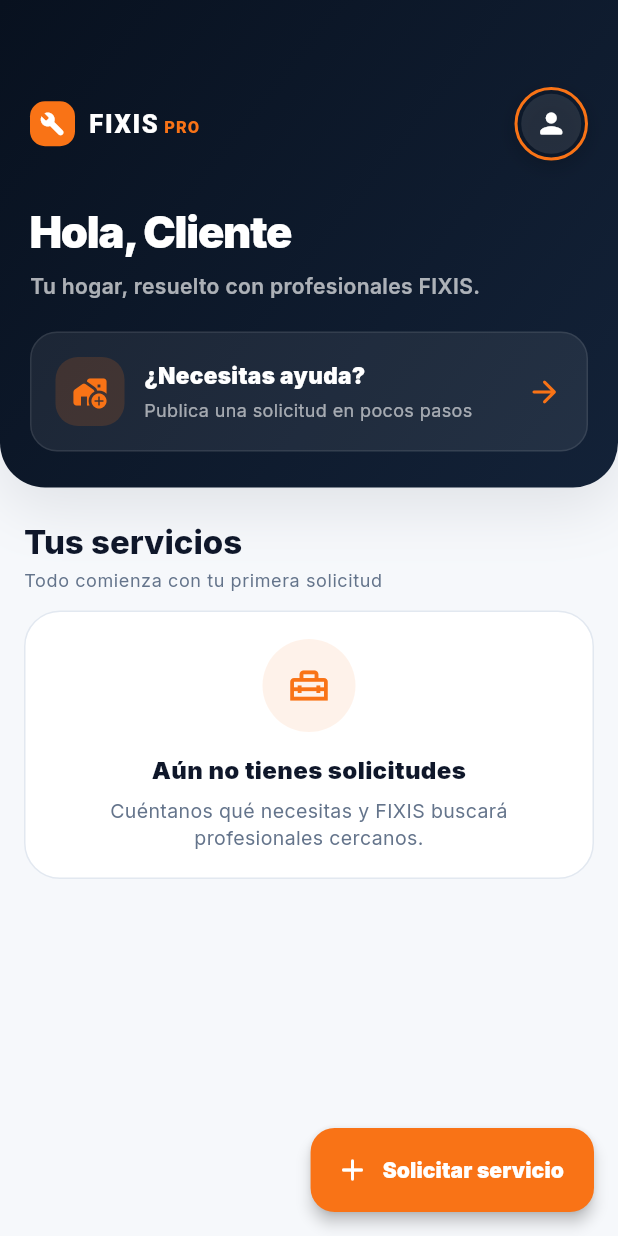
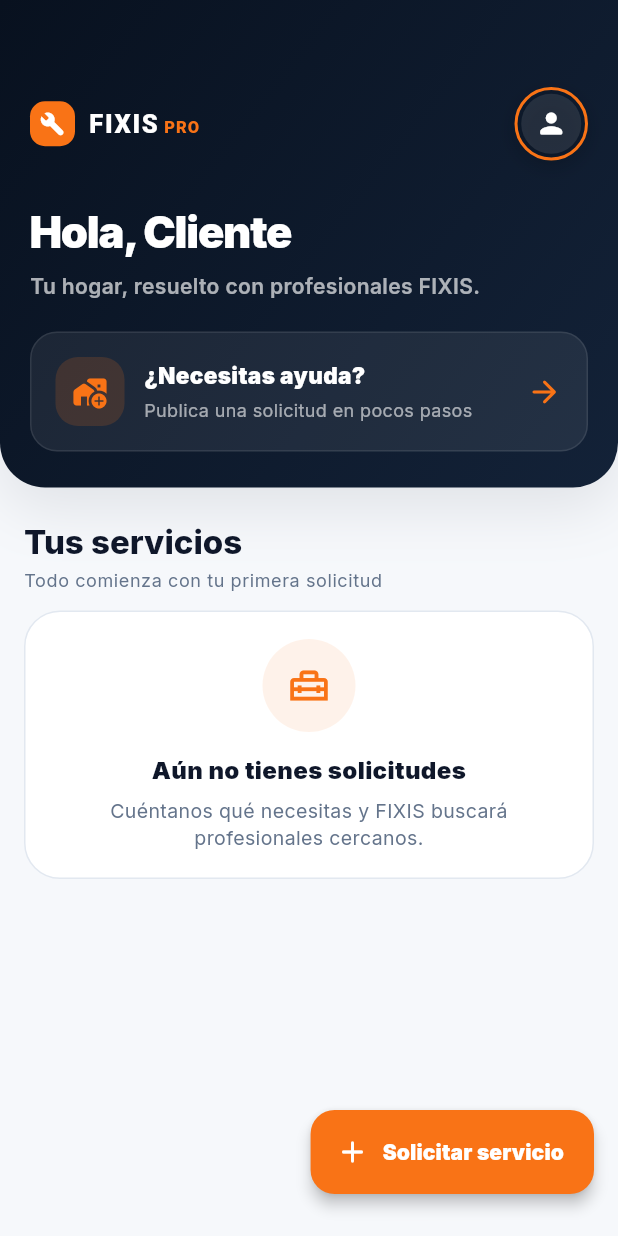
Before and after one commit to dotniel313/fixis, a Flutter app: the CustomerHomeScreen screen opened directly, on a phone screen of 412 x 824 dp. Run offline on Flutter 3.47's test engine with Material 3 defaults, Android fonts, the light colour scheme and no system bars; our stand-ins replace drift, flutter_dotenv, flutter_map, flutter_riverpod, geolocator, google_fonts and 4 more; accounts and stored records are empty; generated files the repository leaves out were written again.

Commit message:
fix: respect Android safe area for customer action

```diff
--- a/lib/features/customer/screens/customer_home_screen.dart
+++ b/lib/features/customer/screens/customer_home_screen.dart
@@ -22,7 +22,9 @@ class CustomerHomeScreen extends ConsumerWidget {
 
     return Scaffold(
       backgroundColor: AppTheme.backgroundLight,
-      floatingActionButton: FloatingActionButton.extended(
+      floatingActionButton: SafeArea(
+        minimum: const EdgeInsets.only(bottom: 12),
+        child: FloatingActionButton.extended(
           backgroundColor: AppTheme.primaryOrange,
           foregroundColor: Colors.white,
           elevation: 4,
@@ -36,6 +38,7 @@ class CustomerHomeScreen extends ConsumerWidget {
           label: const Text(
             'Solicitar servicio',
             style: TextStyle(fontWeight: FontWeight.w900),
+          ),
         ),
       ),
       body: RefreshIndicator(
```
Lines whose indentation alone changed are shown as unchanged.
